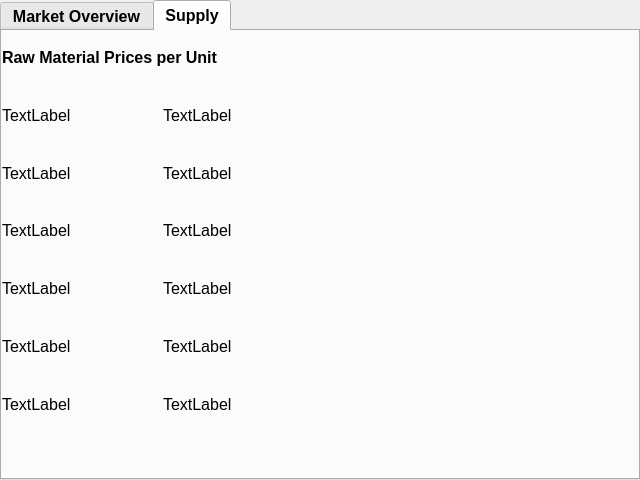
First picture: the form in Views/sub_win_market.ui, repository SevReith/Illumination-Game, before the edit.
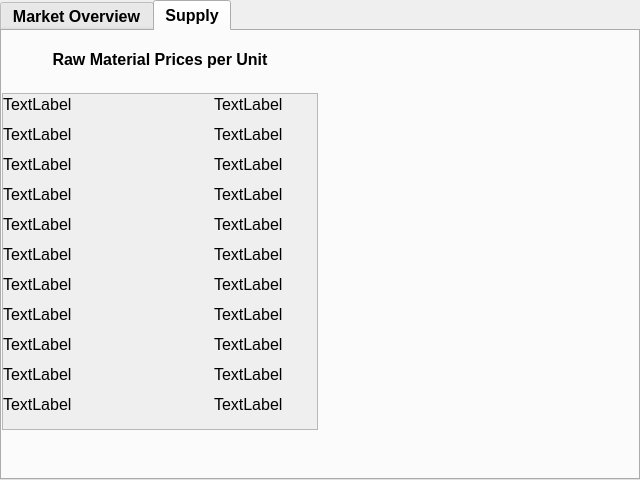
Second picture: the form after the edit. The open tabs and pages were chosen to show the change.

Commit message: Added material labels with scroll area in market and production

Diff of the .ui file:
```diff
--- a/Views/sub_win_market.ui
+++ b/Views/sub_win_market.ui
@@ -444,16 +444,41 @@
        <height>399</height>
       </rect>
      </property>
-     <layout class="QVBoxLayout" name="verticalLayout_5">
+     <layout class="QVBoxLayout" name="verticalLayout_5" stretch="1,6">
       <item>
        <widget class="QLabel" name="lbl_txt_mat_prices">
         <property name="text">
          <string>Raw Material Prices per Unit</string>
         </property>
+        <property name="alignment">
+         <set>Qt::AlignCenter</set>
+        </property>
        </widget>
       </item>
       <item>
-       <layout class="QHBoxLayout" name="horizontalLayout_3">
+       <widget class="QScrollArea" name="scrollArea">
+        <property name="widgetResizable">
+         <bool>true</bool>
+        </property>
+        <widget class="QWidget" name="scrollAreaWidgetContents">
+         <property name="geometry">
+          <rect>
+           <x>0</x>
+           <y>0</y>
+           <width>312</width>
+           <height>333</height>
+          </rect>
+         </property>
+         <widget class="QWidget" name="">
+          <property name="geometry">
+           <rect>
+            <x>0</x>
+            <y>0</y>
+            <width>314</width>
+            <height>21</height>
+           </rect>
+          </property>
+          <layout class="QHBoxLayout" name="horizontalLayout_3" stretch="2,1">
         <item>
          <widget class="QLabel" name="lbl_txt_mat1">
           <property name="font">
@@ -481,9 +506,17 @@
          </widget>
         </item>
        </layout>
-      </item>
-      <item>
-       <layout class="QHBoxLayout" name="horizontalLayout_5">
+         </widget>
+         <widget class="QWidget" name="">
+          <property name="geometry">
+           <rect>
+            <x>0</x>
+            <y>30</y>
+            <width>314</width>
+            <height>21</height>
+           </rect>
+          </property>
+          <layout class="QHBoxLayout" name="horizontalLayout_4" stretch="2,1">
         <item>
          <widget class="QLabel" name="lbl_txt_mat2">
           <property name="font">
@@ -511,9 +544,17 @@
          </widget>
         </item>
        </layout>
-      </item>
-      <item>
-       <layout class="QHBoxLayout" name="horizontalLayout_7">
+         </widget>
+         <widget class="QWidget" name="">
+          <property name="geometry">
+           <rect>
+            <x>0</x>
+            <y>60</y>
+            <width>314</width>
+            <height>21</height>
+           </rect>
+          </property>
+          <layout class="QHBoxLayout" name="horizontalLayout_5" stretch="2,1">
         <item>
          <widget class="QLabel" name="lbl_txt_mat3">
           <property name="font">
@@ -541,9 +582,17 @@
          </widget>
         </item>
        </layout>
-      </item>
-      <item>
-       <layout class="QHBoxLayout" name="horizontalLayout_8">
+         </widget>
+         <widget class="QWidget" name="">
+          <property name="geometry">
+           <rect>
+            <x>0</x>
+            <y>90</y>
+            <width>314</width>
+            <height>21</height>
+           </rect>
+          </property>
+          <layout class="QHBoxLayout" name="horizontalLayout_7" stretch="2,1">
         <item>
          <widget class="QLabel" name="lbl_txt_mat4">
           <property name="font">
@@ -571,9 +620,17 @@
          </widget>
         </item>
        </layout>
-      </item>
-      <item>
-       <layout class="QHBoxLayout" name="horizontalLayout_6">
+         </widget>
+         <widget class="QWidget" name="">
+          <property name="geometry">
+           <rect>
+            <x>0</x>
+            <y>120</y>
+            <width>314</width>
+            <height>21</height>
+           </rect>
+          </property>
+          <layout class="QHBoxLayout" name="horizontalLayout_8" stretch="2,1">
         <item>
          <widget class="QLabel" name="lbl_txt_mat5">
           <property name="font">
@@ -601,9 +658,17 @@
          </widget>
         </item>
        </layout>
-      </item>
-      <item>
-       <layout class="QHBoxLayout" name="horizontalLayout_4">
+         </widget>
+         <widget class="QWidget" name="">
+          <property name="geometry">
+           <rect>
+            <x>0</x>
+            <y>150</y>
+            <width>314</width>
+            <height>21</height>
+           </rect>
+          </property>
+          <layout class="QHBoxLayout" name="horizontalLayout_12" stretch="2,1">
         <item>
          <widget class="QLabel" name="lbl_txt_mat6">
           <property name="font">
@@ -631,6 +696,199 @@
          </widget>
         </item>
        </layout>
+         </widget>
+         <widget class="QWidget" name="layoutWidget">
+          <property name="geometry">
+           <rect>
+            <x>0</x>
+            <y>180</y>
+            <width>314</width>
+            <height>21</height>
+           </rect>
+          </property>
+          <layout class="QHBoxLayout" name="horizontalLayout_13" stretch="2,1">
+           <item>
+            <widget class="QLabel" name="lbl_txt_mat7">
+             <property name="font">
+              <font>
+               <weight>50</weight>
+               <bold>false</bold>
+              </font>
+             </property>
+             <property name="text">
+              <string>TextLabel</string>
+             </property>
+            </widget>
+           </item>
+           <item>
+            <widget class="QLabel" name="lbl_mat_price7">
+             <property name="font">
+              <font>
+               <weight>50</weight>
+               <bold>false</bold>
+              </font>
+             </property>
+             <property name="text">
+              <string>TextLabel</string>
+             </property>
+            </widget>
+           </item>
+          </layout>
+         </widget>
+         <widget class="QWidget" name="layoutWidget_2">
+          <property name="geometry">
+           <rect>
+            <x>0</x>
+            <y>210</y>
+            <width>314</width>
+            <height>21</height>
+           </rect>
+          </property>
+          <layout class="QHBoxLayout" name="horizontalLayout_14" stretch="2,1">
+           <item>
+            <widget class="QLabel" name="lbl_txt_mat8">
+             <property name="font">
+              <font>
+               <weight>50</weight>
+               <bold>false</bold>
+              </font>
+             </property>
+             <property name="text">
+              <string>TextLabel</string>
+             </property>
+            </widget>
+           </item>
+           <item>
+            <widget class="QLabel" name="lbl_mat_price8">
+             <property name="font">
+              <font>
+               <weight>50</weight>
+               <bold>false</bold>
+              </font>
+             </property>
+             <property name="text">
+              <string>TextLabel</string>
+             </property>
+            </widget>
+           </item>
+          </layout>
+         </widget>
+         <widget class="QWidget" name="layoutWidget_3">
+          <property name="geometry">
+           <rect>
+            <x>0</x>
+            <y>240</y>
+            <width>314</width>
+            <height>21</height>
+           </rect>
+          </property>
+          <layout class="QHBoxLayout" name="horizontalLayout_15" stretch="2,1">
+           <item>
+            <widget class="QLabel" name="lbl_txt_mat9">
+             <property name="font">
+              <font>
+               <weight>50</weight>
+               <bold>false</bold>
+              </font>
+             </property>
+             <property name="text">
+              <string>TextLabel</string>
+             </property>
+            </widget>
+           </item>
+           <item>
+            <widget class="QLabel" name="lbl_mat_price9">
+             <property name="font">
+              <font>
+               <weight>50</weight>
+               <bold>false</bold>
+              </font>
+             </property>
+             <property name="text">
+              <string>TextLabel</string>
+             </property>
+            </widget>
+           </item>
+          </layout>
+         </widget>
+         <widget class="QWidget" name="layoutWidget_4">
+          <property name="geometry">
+           <rect>
+            <x>0</x>
+            <y>270</y>
+            <width>314</width>
+            <height>21</height>
+           </rect>
+          </property>
+          <layout class="QHBoxLayout" name="horizontalLayout_16" stretch="2,1">
+           <item>
+            <widget class="QLabel" name="lbl_txt_mat10">
+             <property name="font">
+              <font>
+               <weight>50</weight>
+               <bold>false</bold>
+              </font>
+             </property>
+             <property name="text">
+              <string>TextLabel</string>
+             </property>
+            </widget>
+           </item>
+           <item>
+            <widget class="QLabel" name="lbl_mat_price10">
+             <property name="font">
+              <font>
+               <weight>50</weight>
+               <bold>false</bold>
+              </font>
+             </property>
+             <property name="text">
+              <string>TextLabel</string>
+             </property>
+            </widget>
+           </item>
+          </layout>
+         </widget>
+         <widget class="QWidget" name="layoutWidget_5">
+          <property name="geometry">
+           <rect>
+            <x>0</x>
+            <y>300</y>
+            <width>314</width>
+            <height>21</height>
+           </rect>
+          </property>
+          <layout class="QHBoxLayout" name="horizontalLayout_17" stretch="2,1">
+           <item>
+            <widget class="QLabel" name="lbl_txt_mat11">
+             <property name="font">
+              <font>
+               <weight>50</weight>
+               <bold>false</bold>
+              </font>
+             </property>
+             <property name="text">
+              <string>TextLabel</string>
+             </property>
+            </widget>
+           </item>
+           <item>
+            <widget class="QLabel" name="lbl_mat_price11">
+             <property name="font">
+              <font>
+               <weight>50</weight>
+               <bold>false</bold>
+              </font>
+             </property>
+             <property name="text">
+              <string>TextLabel</string>
+             </property>
+            </widget>
+           </item>
+          </layout>
+         </widget>
+        </widget>
+       </widget>
       </item>
      </layout>
     </widget>
```
Lines whose indentation alone changed are shown as unchanged. The commit also changes 8 other files.
